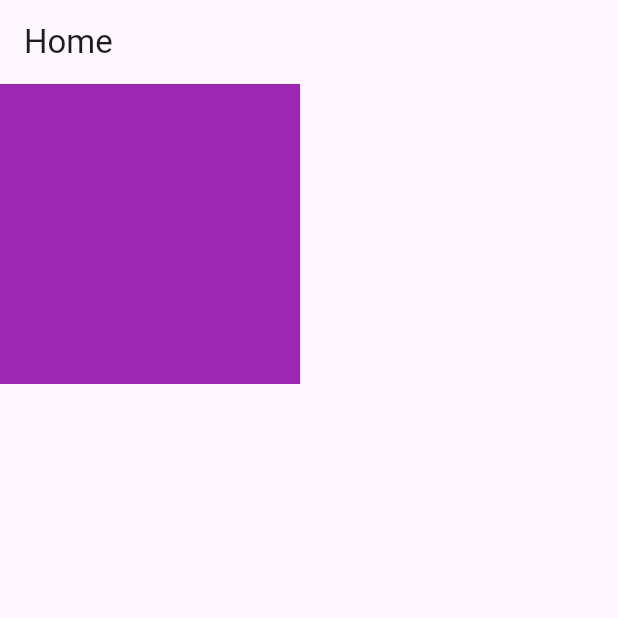
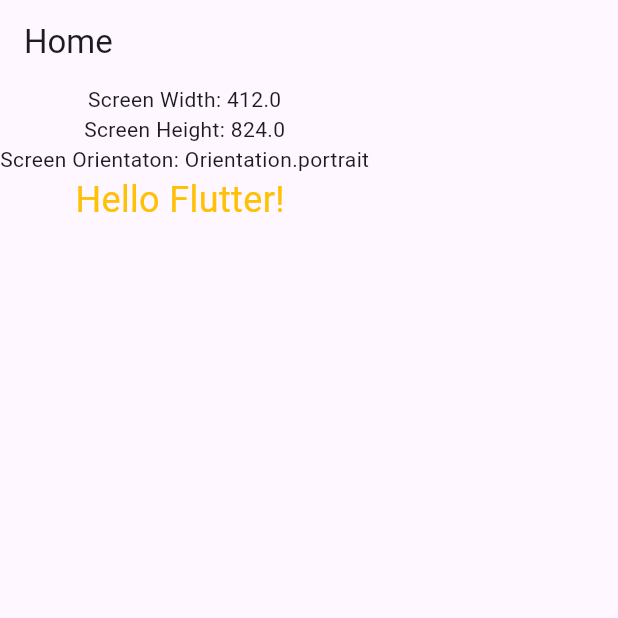
Before and after one commit to Ashraf-Samiu/Responsive_AdaptiveWidgets, a Flutter app: the screen it shows after launch, on a phone screen of 412 x 824 dp, the top half of it. Run offline on Flutter 3.47's test engine with Material 3 defaults, Android fonts, the phone set to English and light mode, and no system bars.

Commit message:
Media_Query Commit

```diff
--- /dev/null
+++ b/lib/MediaQuery_Style.dart
@@ -0,0 +1,18 @@
+import 'dart:ui';
+import 'package:flutter/material.dart';
+
+TextStyle HeadLine(context){
+  var width= MediaQuery.of(context).size.width;
+    if(width<700){
+      return TextStyle(
+        fontSize: 24,
+        color: Colors.amber
+      );
+    }else{
+      return TextStyle(
+        fontSize: 22,
+        color: Colors.blueAccent,
+        fontWeight: FontWeight.bold
+      );
+    }
+}
--- a/lib/main.dart
+++ b/lib/main.dart
@@ -1,4 +1,5 @@
 import 'package:flutter/material.dart';
+import 'package:responsive_adaptive_widgets/MediaQuery_Style.dart';
 
 void main(){
   runApp(MyApp());
@@ -14,29 +15,22 @@ class MyApp extends StatelessWidget{
 class HomeScreen extends StatelessWidget{
   @override
   Widget build(BuildContext context) {
+    var width= MediaQuery.of(context).size.width;
+    var height= MediaQuery.of(context).size.height;
+    var orientation= MediaQuery.of(context).orientation;
     return Scaffold(
       appBar: AppBar(
         title: Text("Home"),
       ),
-      body: LayoutBuilder(
-        ///part of Adaptive
-          builder: (BuildContext context,
-              BoxConstraints constraints){
-              if(constraints.maxWidth>600){
-                return Container(
-                  width: 400,
-                  height: 400,
-                  color: Colors.amber,
-                );
-              }
-              else{
-                return Container(
-                  width: 200,
-                  height: 200,
-                  color: Colors.purple,
-                );
-              }
-          }
+      body: Column(
+        children: [
+          Text("Screen Width: $width"),
+          Text("Screen Height: $height"),
+          Text("Screen Orientaton: $orientation"),
+          Text("Hello Flutter! ",
+              style: HeadLine(context)
+          )
+        ],
       ),
     );
   }
```
